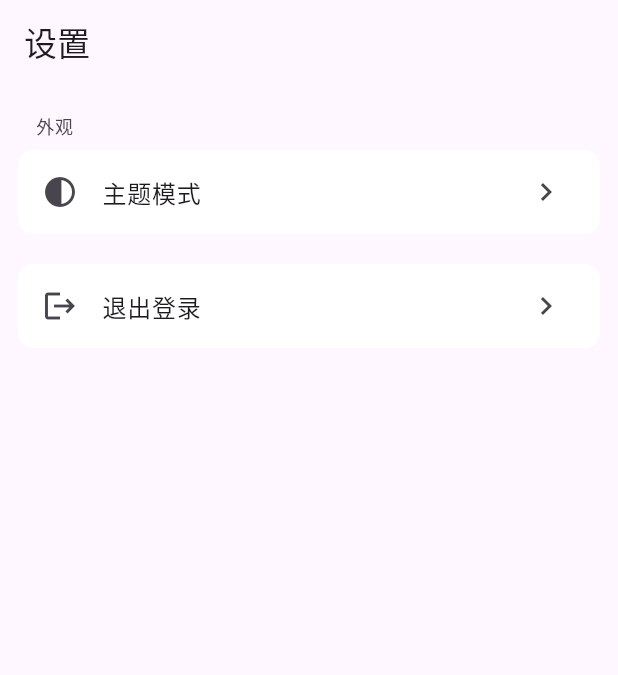
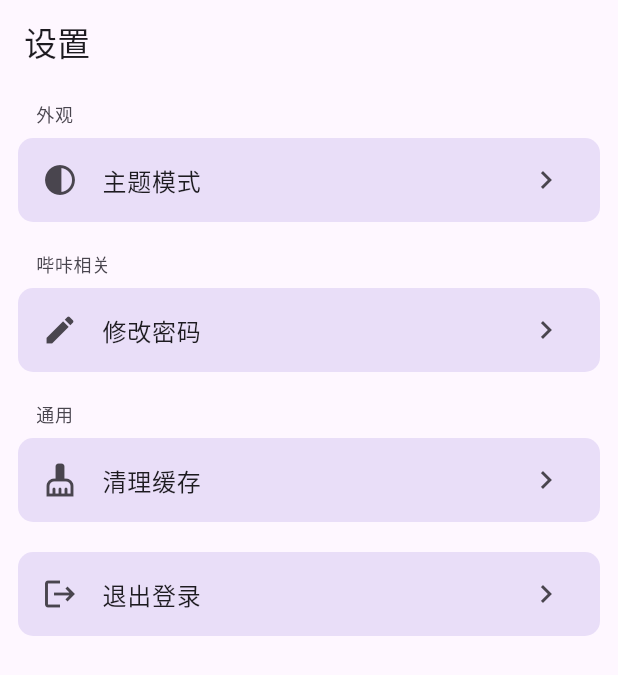
Before and after one commit to raoxwup/haka_comic, a Flutter app: the Settings screen opened by its route, on a phone screen of 412 x 824 dp. Shown: the top 675 px of the screen. Run offline on Flutter 3.47's test engine with Material 3 defaults, Android fonts, the light colour scheme and no system bars; drawn by our look-alikes of dynamic_color; our stand-ins replace cached_network_image, dio, go_router, image_picker, scrollable_positioned_list, shared_preferences; missing offline and left inert: sqlite_async; accounts and stored records are empty.

Commit message:
优化设置界面UI

```diff
--- a/lib/views/settings/settings.dart
+++ b/lib/views/settings/settings.dart
@@ -66,6 +66,30 @@ class _SettingsState extends State<Settings> {
           ),
           SizedBox(height: 20),
           Block(
+            title: '哔咔相关',
+            children: [
+              ListTile(
+                leading: Icon(Icons.edit),
+                title: Text('修改密码'),
+                trailing: Icon(Icons.chevron_right),
+                onTap: () {},
+              ),
+            ],
+          ),
+          SizedBox(height: 20),
+          Block(
+            title: '通用',
+            children: [
+              ListTile(
+                leading: Icon(Icons.cleaning_services),
+                title: Text('清理缓存'),
+                trailing: Icon(Icons.chevron_right),
+                onTap: () {},
+              ),
+            ],
+          ),
+          SizedBox(height: 20),
+          Block(
             children: [
               ListTile(
                 leading: Icon(Icons.logout),
@@ -118,10 +142,7 @@ class Block extends StatelessWidget {
       children: [
         if (title != null)
           Padding(
-            padding: const EdgeInsets.symmetric(
-              vertical: 8.0,
-              horizontal: 12.0,
-            ),
+            padding: const EdgeInsets.fromLTRB(12.0, 0, 12.0, 8.0),
             child: Text(
               title!,
               style: context.textTheme.bodySmall?.copyWith(
@@ -132,7 +153,7 @@ class Block extends StatelessWidget {
         Container(
           clipBehavior: Clip.hardEdge,
           decoration: BoxDecoration(
-            color: context.colorScheme.surfaceContainerLowest,
+            color: context.colorScheme.secondaryContainer,
             borderRadius: const BorderRadius.all(Radius.circular(10)),
           ),
           child: Material(
```
